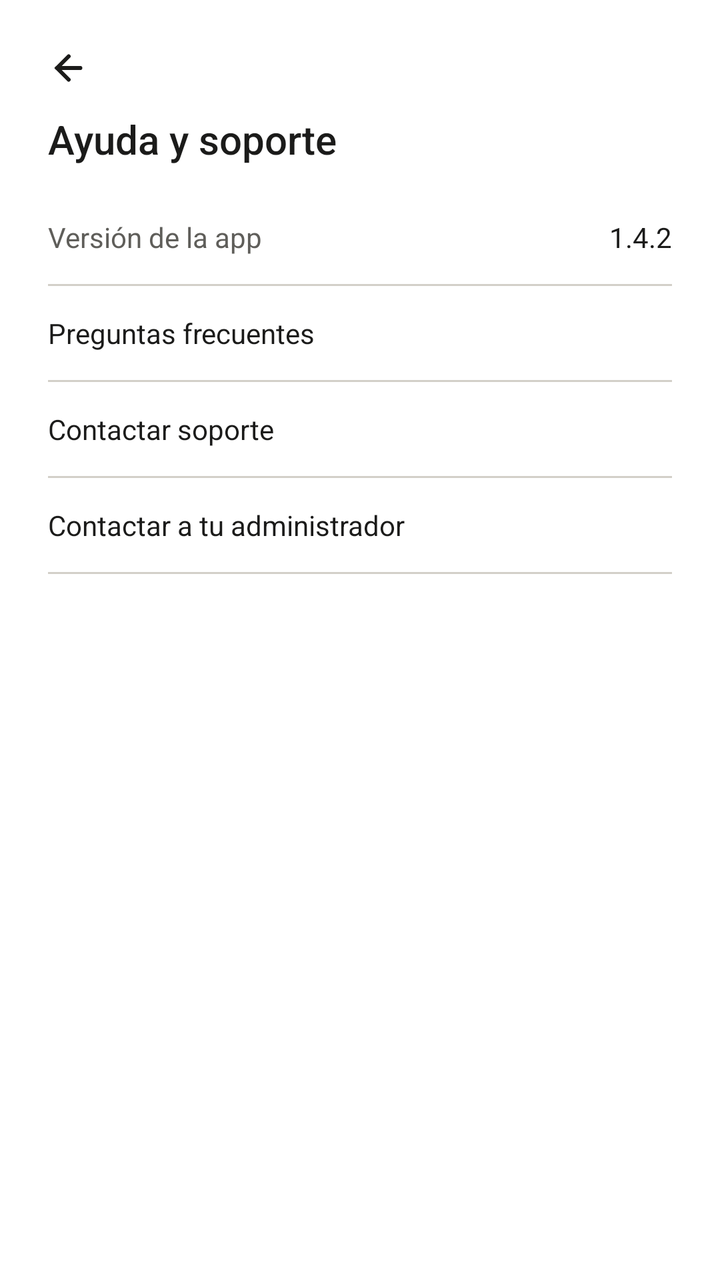
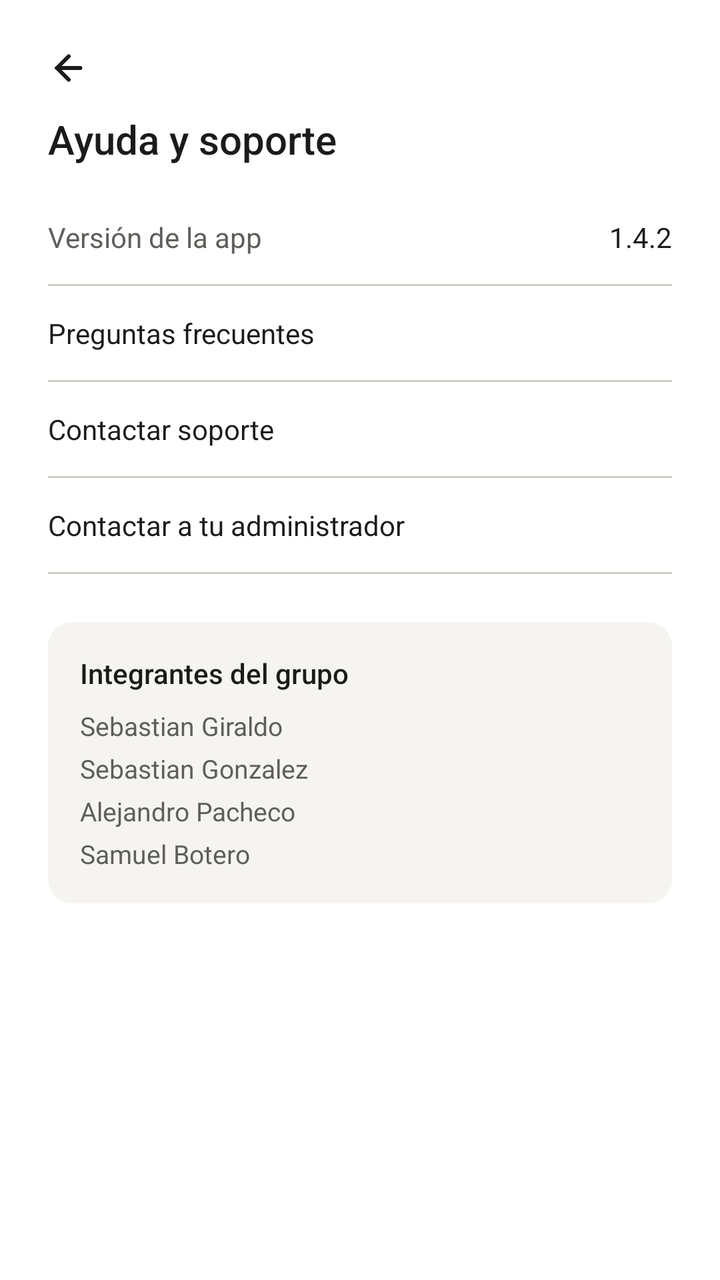

The first picture is an Android layout as it rendered before a commit; the second is the same layout after the commit. The layout source and the unified diff follow.
<!-- AndroidManifest.xml: application theme Theme.KRONOS_ -->
<!-- res/layout/screen_help.xml -->
<?xml version="1.0" encoding="utf-8"?>
<ScrollView xmlns:android="http://schemas.android.com/apk/res/android"
    style="@style/Screen">

    <LinearLayout style="@style/Content">

        <include layout="@layout/part_back" />

        <TextView
            style="@style/Txt.Title"
            android:text="Ayuda y soporte" />

        <LinearLayout
            style="@style/Row"
            android:layout_marginTop="12dp">

            <TextView
                style="@style/Txt"
                android:text="Versión de la app"
                android:textColor="@color/muted" />

            <TextView
                style="@style/Txt.End"
                android:text="1.4.2"
                android:textSize="14sp" />
        </LinearLayout>

        <View style="@style/Divider" />

        <TextView
            android:id="@+id/faq"
            style="@style/Txt.Link"
            android:layout_width="match_parent"
            android:paddingVertical="14dp"
            android:text="Preguntas frecuentes"
            android:textColor="@color/ink"
            android:textSize="14sp" />

        <View style="@style/Divider" />

        <TextView
            android:id="@+id/support"
            style="@style/Txt.Link"
            android:layout_width="match_parent"
            android:paddingVertical="14dp"
            android:text="Contactar soporte"
            android:textColor="@color/ink"
            android:textSize="14sp" />

        <View style="@style/Divider" />

        <TextView
            android:id="@+id/contact_admin"
            style="@style/Txt.Link"
            android:layout_width="match_parent"
            android:paddingVertical="14dp"
            android:text="Contactar a tu administrador"
            android:textColor="@color/ink"
            android:textSize="14sp" />

        <View style="@style/Divider" />
    </LinearLayout>
</ScrollView>
<!-- res/layout/part_back.xml (included above) -->
<?xml version="1.0" encoding="utf-8"?>
<ImageButton xmlns:android="http://schemas.android.com/apk/res/android"
    android:id="@+id/back"
    style="@style/IconBtn"
    android:layout_marginStart="-12dp"
    android:contentDescription="Atrás"
    android:src="@drawable/ic_arrow_left" />
<!-- resources referenced by this layout -->
<resources>
  <color name="ink">#1B1B1A</color>
  <color name="muted">#5F5E5A</color>
  <style name="Content">
          <item name="android:layout_width">match_parent</item>
          <item name="android:layout_height">wrap_content</item>
          <item name="android:orientation">vertical</item>
          <item name="android:paddingStart">24dp</item>
          <item name="android:paddingEnd">24dp</item>
          <item name="android:paddingTop">12dp</item>
          <item name="android:paddingBottom">24dp</item>
      </style>
  <style name="Divider">
          <item name="android:layout_width">match_parent</item>
          <item name="android:layout_height">1dp</item>
          <item name="android:background">@color/line</item>
      </style>
  <style name="IconBtn">
          <item name="android:layout_width">44dp</item>
          <item name="android:layout_height">44dp</item>
          <item name="android:scaleType">center</item>
          <item name="android:background">?attr/selectableItemBackgroundBorderless</item>
      </style>
  <style name="Row">
          <item name="android:layout_width">match_parent</item>
          <item name="android:layout_height">wrap_content</item>
          <item name="android:orientation">horizontal</item>
          <item name="android:gravity">center_vertical</item>
          <item name="android:paddingTop">14dp</item>
          <item name="android:paddingBottom">14dp</item>
      </style>
  <style name="Screen">
          <item name="android:layout_width">match_parent</item>
          <item name="android:layout_height">match_parent</item>
          <item name="android:background">@color/white</item>
          <item name="android:fillViewport">true</item>
      </style>
  <style name="Txt">
          <item name="android:layout_width">wrap_content</item>
          <item name="android:layout_height">wrap_content</item>
          <item name="android:textColor">@color/ink</item>
          <item name="android:textSize">14sp</item>
      </style>
  <style name="Txt.End">
          <item name="android:layout_width">0dp</item>
          <item name="android:layout_weight">1</item>
          <item name="android:gravity">end</item>
          <item name="android:textSize">13sp</item>
      </style>
  <style name="Txt.Link">
          <item name="android:textSize">13sp</item>
          <item name="android:textColor">@color/muted</item>
          <item name="android:paddingTop">6dp</item>
          <item name="android:paddingBottom">6dp</item>
          <item name="android:background">?attr/selectableItemBackground</item>
      </style>
  <style name="Txt.Title">
          <item name="android:textSize">20sp</item>
          <item name="android:fontFamily">sans-serif-medium</item>
      </style>
  <style name="Theme.KRONOS_" parent="Base.Theme.KRONOS_" />
  <color name="line">#D3D0C8</color>
  <color name="white">#FFFFFFFF</color>
  <style name="Base.Theme.KRONOS_" parent="Theme.Material3.Light.NoActionBar">
          <item name="colorPrimary">@color/primary</item>
          <item name="colorOnPrimary">@color/white</item>
          <item name="android:windowBackground">@color/white</item>
          <item name="android:windowLightStatusBar">true</item>
      </style>
  <color name="primary">#00AEEF</color>
  <!-- unchanged entries left out for length: 1 -->
</resources>

<!-- the commit's change to res/layout/screen_help.xml (unified diff, before → after) -->
@@ -59,6 +59,21 @@
             android:textSize="14sp" />
 
         <View style="@style/Divider" />
+
+        <LinearLayout
+            style="@style/Card"
+            android:layout_marginTop="24dp">
+
+            <TextView
+                style="@style/Txt.Medium"
+                android:text="Integrantes del grupo" />
+
+            <TextView
+                style="@style/Txt.Sub"
+                android:layout_marginTop="8dp"
+                android:lineSpacingExtra="6dp"
+                android:text="Sebastian Giraldo\nSebastian Gonzalez\nAlejandro Pacheco\nSamuel Botero" />
+        </LinearLayout>
     </LinearLayout>
 </ScrollView>
 <!-- res/layout/part_back.xml (included above) -->
<!-- resource entries referenced after the edit -->
@@ -2,6 +2,13 @@
 <resources>
   <color name="ink">#1B1B1A</color>
   <color name="muted">#5F5E5A</color>
+  <style name="Card">
+          <item name="android:layout_width">match_parent</item>
+          <item name="android:layout_height">wrap_content</item>
+          <item name="android:orientation">vertical</item>
+          <item name="android:background">@drawable/bg_card</item>
+          <item name="android:padding">16dp</item>
+      </style>
   <style name="Content">
           <item name="android:layout_width">match_parent</item>
           <item name="android:layout_height">wrap_content</item>
@@ -55,11 +62,23 @@
           <item name="android:paddingBottom">6dp</item>
           <item name="android:background">?attr/selectableItemBackground</item>
       </style>
+  <style name="Txt.Medium">
+          <item name="android:fontFamily">sans-serif-medium</item>
+      </style>
+  <style name="Txt.Sub">
+          <item name="android:textSize">13sp</item>
+          <item name="android:textColor">@color/muted</item>
+      </style>
   <style name="Txt.Title">
           <item name="android:textSize">20sp</item>
           <item name="android:fontFamily">sans-serif-medium</item>
       </style>
   <style name="Theme.KRONOS_" parent="Base.Theme.KRONOS_" />
+  <!-- drawable bg_card (drawable) -->
+  <shape xmlns:android="http://schemas.android.com/apk/res/android">
+      <solid android:color="@color/card" />
+      <corners android:radius="12dp" />
+  </shape>
   <color name="line">#D3D0C8</color>
   <color name="white">#FFFFFFFF</color>
   <style name="Base.Theme.KRONOS_" parent="Theme.Material3.Light.NoActionBar">
@@ -68,6 +87,7 @@
           <item name="android:windowBackground">@color/white</item>
           <item name="android:windowLightStatusBar">true</item>
       </style>
+  <color name="card">#F5F4F0</color>
   <color name="primary">#00AEEF</color>
   <!-- unchanged entries left out for length: 1 -->
 </resources>
